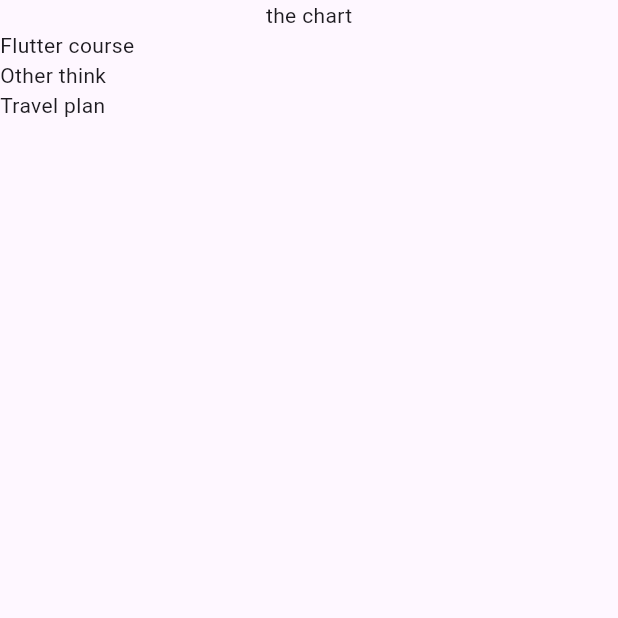
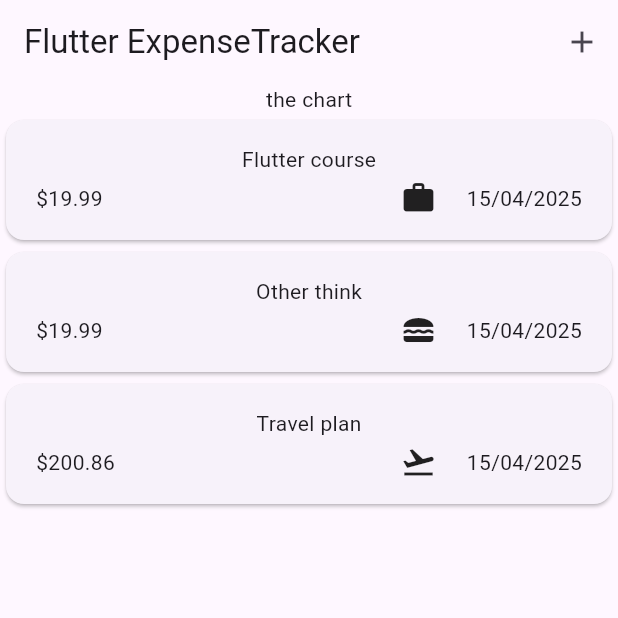
Before and after one commit to celestinolg/expense_tracker_-FLUTTER-STUDY-, a Flutter app: the screen it shows after launch, on a phone screen of 412 x 824 dp, the top half of it. Run offline on Flutter 3.47's test engine with Material 3 defaults, Android fonts, the phone set to English and light mode, and no system bars.

Commit message:
including flieds

```diff
--- a/lib/models/category_enum.dart
+++ b/lib/models/category_enum.dart
@@ -1 +1,10 @@
+import 'package:flutter/material.dart';
+
 enum CategoryEnum { food, travel, leisure, work }
+
+const categoryIcon = {
+  CategoryEnum.food: Icons.lunch_dining,
+  CategoryEnum.work: Icons.work,
+  CategoryEnum.travel: Icons.flight_takeoff,
+  CategoryEnum.leisure: Icons.movie,
+};
--- a/lib/models/expenses.dart
+++ b/lib/models/expenses.dart
@@ -1,5 +1,6 @@
 import 'package:expense_tracker/models/category_enum.dart';
 import 'package:uuid/uuid.dart';
+import 'package:intl/intl.dart';
 
 const uuid = Uuid();
 
@@ -16,4 +17,8 @@ class Expense {
   final double amount;
   final DateTime date;
   final CategoryEnum category;
+
+  String get formatDate {
+    return DateFormat('dd/MM/yyyy').format(date);
+  }
 }
--- a/lib/models/mockdata.dart
+++ b/lib/models/mockdata.dart
@@ -12,11 +12,11 @@ List<Expense> mockData = [
     title: "Other think",
     amount: 19.99,
     date: DateTime.now(),
-    category: CategoryEnum.work,
+    category: CategoryEnum.food,
   ),
   Expense(
     title: "Travel plan",
-    amount: 200.99,
+    amount: 200.8599,
     date: DateTime.now(),
     category: CategoryEnum.travel,
   ),
--- a/lib/expenses.dart
+++ b/lib/widgets/expenses.dart
@@ -1,6 +1,7 @@
 import 'package:expense_tracker/models/expenses.dart';
 import 'package:expense_tracker/models/mockdata.dart';
-import 'package:expense_tracker/widgets/expenses_list.dart';
+import 'package:expense_tracker/widgets/expenses_list/expenses_list.dart';
+import 'package:expense_tracker/widgets/new_expense.dart';
 import 'package:flutter/material.dart';
 
 class Expenses extends StatefulWidget {
@@ -14,9 +15,20 @@ class Expenses extends StatefulWidget {
 
 class _ExpensesState extends State<Expenses> {
   final List<Expense> _registadExpense = mockData;
+
+  _openAddExpenseOverlay() {
+    showModalBottomSheet(context: context, builder: (ctx) => NewExpense());
+  }
+
   @override
   Widget build(BuildContext context) {
     return Scaffold(
+      appBar: AppBar(
+        title: const Text('Flutter ExpenseTracker'),
+        actions: [
+          IconButton(onPressed: _openAddExpenseOverlay, icon: Icon(Icons.add)),
+        ],
+      ),
       body: Column(
         children: [
           Text("the chart"),
--- /dev/null
+++ b/lib/widgets/expenses_list/expenses_item.dart
@@ -0,0 +1,36 @@
+import 'package:expense_tracker/models/category_enum.dart';
+import 'package:expense_tracker/models/expenses.dart';
+import 'package:flutter/material.dart';
+
+class ExpensesItem extends StatelessWidget {
+  const ExpensesItem(this.expense, {super.key});
+
+  final Expense expense;
+  @override
+  Widget build(BuildContext context) {
+    return Card(
+      child: Padding(
+        padding: const EdgeInsets.symmetric(vertical: 16, horizontal: 20),
+        child: Column(
+          children: [
+            Text(expense.title),
+            const SizedBox(height: 4),
+            Row(
+              children: [
+                Text('\$${expense.amount.toStringAsFixed(2)}'),
+                const Spacer(),
+                Row(
+                  children: [
+                    Icon(categoryIcon[expense.category]),
+                    const SizedBox(width: 20),
+                    Text(expense.formatDate),
+                  ],
+                ),
+              ],
+            ),
+          ],
+        ),
+      ),
+    );
+  }
+}
--- a/lib/widgets/expenses_list.dart
+++ b/lib/widgets/expenses_list/expenses_list.dart
@@ -1,4 +1,5 @@
 import 'package:expense_tracker/models/expenses.dart';
+import 'package:expense_tracker/widgets/expenses_list/expenses_item.dart';
 import 'package:flutter/material.dart';
 
 class ExpensesList extends StatelessWidget {
@@ -10,7 +11,7 @@ class ExpensesList extends StatelessWidget {
   Widget build(BuildContext context) {
     return ListView.builder(
       itemCount: expenses.length,
-      itemBuilder: (context, index) => Text(expenses[index].title),
+      itemBuilder: (context, index) => ExpensesItem(expenses[index]),
     );
   }
 }
--- a/pubspec.yaml
+++ b/pubspec.yaml
@@ -35,6 +35,7 @@ dependencies:
   # Use with the CupertinoIcons class for iOS style icons.
   cupertino_icons: ^1.0.8
   uuid: ^4.5.1
+  intl: ^0.20.2
 
 dev_dependencies:
   flutter_test:
```
Also changed, not shown: lib/main.dart (+8 -2 lines), lib/widgets/new_expense.dart (added, +61 -0 lines), pubspec.lock.
